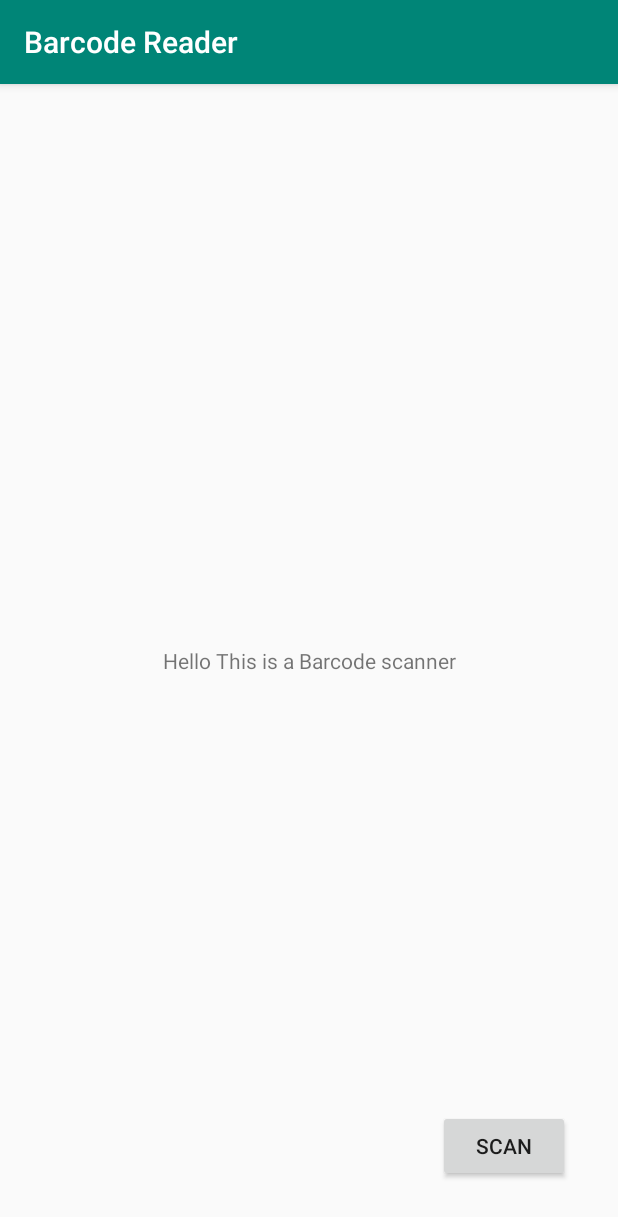
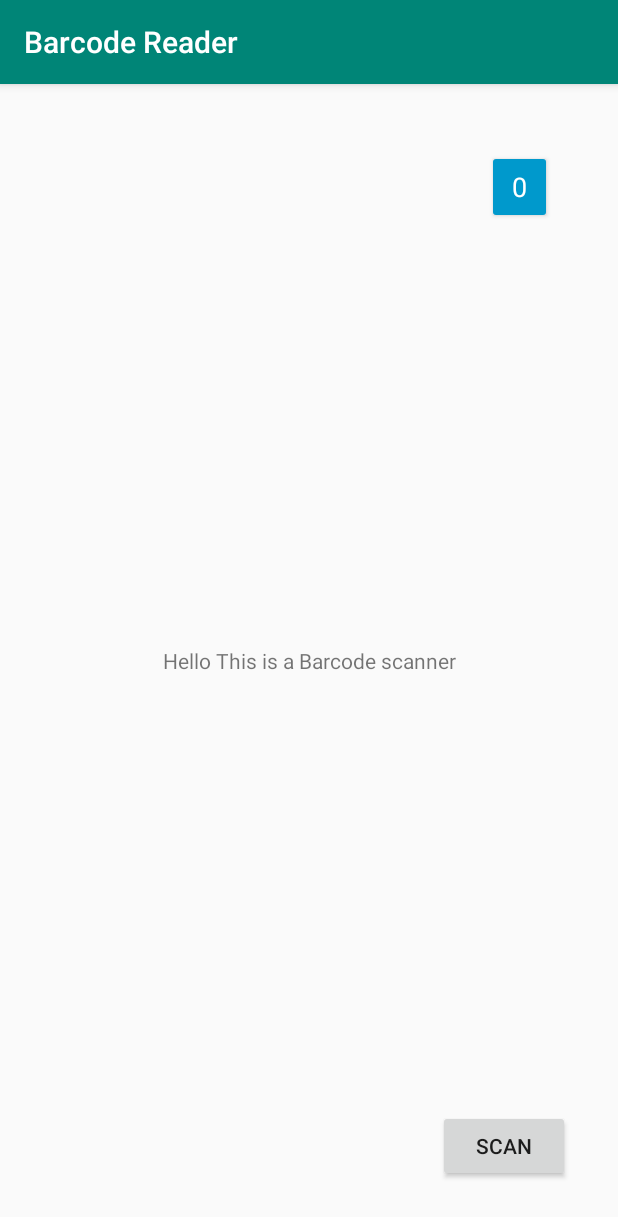
Before and after one commit to nasko25/Barcode, an Android app: the screen it shows after launch (MainActivity), on a phone screen of 412 x 824 dp. Shown: the top 1217 px of the screen. Run offline under Robolectric (Android 15) with nearby library versions, the phone set to English and light mode, and no system bars; libraries missing offline, so code that uses them is left out: com.readystatesoftware.sqliteasset; 4 statements that could not run were skipped.

Commit message:
Added a button that displays the current number of recycled materials.

```diff
--- a/app/src/main/java/com/example/atanaspashov/barcode/AccessDatabase.java
+++ b/app/src/main/java/com/example/atanaspashov/barcode/AccessDatabase.java
@@ -91,7 +91,6 @@ public class AccessDatabase {
             while (cursor.moveToNext()) {
                 recycledElementsNumber+=cursor.getInt(0);
             }
-            Log.w("COW", "" + recycledElementsNumber);
             return recycledElementsNumber;
         }
         return 0;
--- a/app/src/main/java/com/example/atanaspashov/barcode/MainActivity.java
+++ b/app/src/main/java/com/example/atanaspashov/barcode/MainActivity.java
@@ -24,7 +24,7 @@ import java.util.Map;
 
 public class MainActivity extends AppCompatActivity {                        // TODO think of a way to add images
     TextView barcodeResult, errorTextView;
-    Button recycle_btn;
+    Button recycle_btn, history_btn;
     Map<String, String> codesMap;
     public String buttonName = "button";
 
@@ -44,14 +44,15 @@ public class MainActivity extends AppCompatActivity {                        //
         tv.setText(" Hello This is a Barcode scanner ");
         //https://stackoverflow.com/questions/44842887/how-to-access-a-java-variable-in-strings-xml
 
-        AccessDatabase recycleHistory_DB = AccessDatabase.getDatabaseInstance(this);
-        recycleHistory_DB.open("history");
-        Log.w("COW", "Number of recycled elements: " + recycleHistory_DB.getRecycledElementsNumber());
+        // AccessDatabase recycleHistory_DB = AccessDatabase.getDatabaseInstance(this);
+        // recycleHistory_DB.open("history");
+        // Log.w("COW", "Number of recycled elements: " + recycleHistory_DB.getRecycledElementsNumber());
 
         barcodeResult = (TextView)findViewById(R.id.sample_text);
         errorTextView = (TextView)findViewById(R.id.errorTextView);
         recycle_btn = (Button) findViewById(R.id.recycle_button);
         recycle_btn.setVisibility(View.GONE); // View.Visible
+        history_btn = findViewById(R.id.history);
     }
 
     /**
@@ -59,6 +60,15 @@ public class MainActivity extends AppCompatActivity {                        //
      * which is packaged with this application.
      */
     public native String stringFromJNI();
+
+    @Override
+    protected void onStart() {
+        super.onStart();
+        AccessDatabase recycleHistory_DB = AccessDatabase.getDatabaseInstance(this);
+        recycleHistory_DB.open("history");
+        history_btn.setText(String.valueOf(recycleHistory_DB.getRecycledElementsNumber()));
+        recycleHistory_DB.close("history");
+    }
 
     // add click event to the scan barcode button
     public void scanBarcode(View v){
--- a/app/src/main/res/layout/activity_main.xml
+++ b/app/src/main/res/layout/activity_main.xml
@@ -63,4 +63,25 @@
         app:layout_constraintTop_toTopOf="parent"
         app:layout_constraintVertical_bias="0.985" />
 
+    <Button
+        android:id="@+id/history"
+        style="@style/Widget.AppCompat.Button.Colored"
+        android:layout_width="43dp"
+        android:layout_height="49dp"
+        android:layout_marginStart="16dp"
+        android:layout_marginTop="28dp"
+        android:layout_marginEnd="8dp"
+        android:layout_marginBottom="17dp"
+        android:backgroundTint="@android:color/holo_blue_dark"
+        android:text="@string/history"
+        android:textAppearance="@style/TextAppearance.AppCompat"
+        android:textColor="@color/common_google_signin_btn_text_dark_default"
+        android:textSize="18sp"
+        app:layout_constraintBottom_toBottomOf="parent"
+        app:layout_constraintEnd_toEndOf="parent"
+        app:layout_constraintHorizontal_bias="0.937"
+        app:layout_constraintStart_toStartOf="parent"
+        app:layout_constraintTop_toTopOf="parent"
+        app:layout_constraintVertical_bias="0.0" />
+
 </android.support.constraint.ConstraintLayout>
--- a/app/src/main/res/values/strings.xml
+++ b/app/src/main/res/values/strings.xml
@@ -2,4 +2,5 @@
     <string name="app_name">Barcode</string>
     <string name="button">Scan</string>
     <string name="recycle_button">Recycle</string>
+    <string name = "history"> 0 </string>
 </resources>
```
